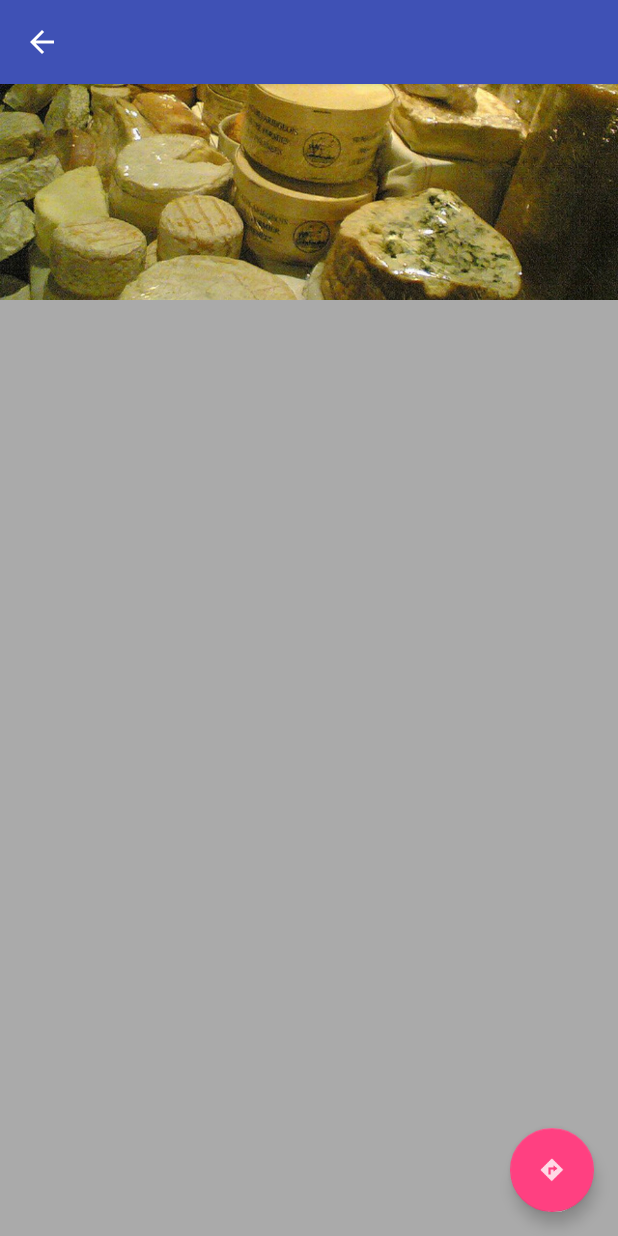
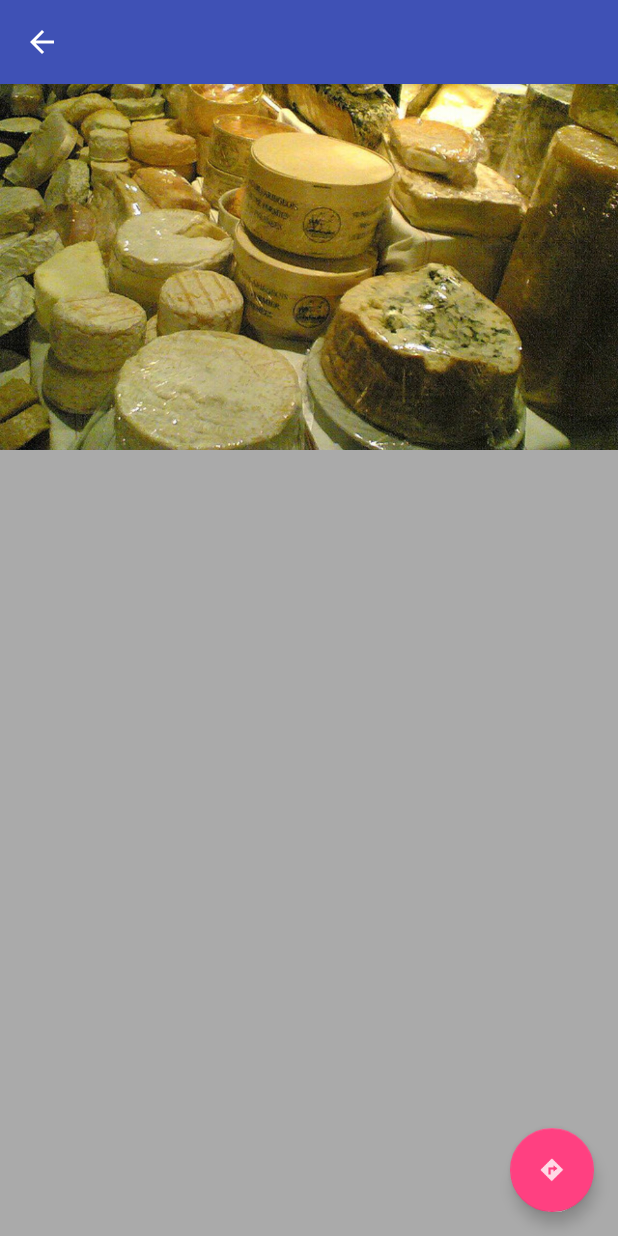
Before and after one commit to miguelhincapie/CustomBottomSheetBehavior, an Android app: the screen it shows after launch (MainActivity), on a phone screen of 412 x 824 dp. Run offline under Robolectric (Android 15) with nearby library versions, the phone set to English and light mode, and no system bars; 5 statements that could not run were skipped.

Commit message:
use anchor point as backdrop size

```diff
--- a/app/src/main/res/layout/activity_main.xml
+++ b/app/src/main/res/layout/activity_main.xml
@@ -69,7 +69,7 @@
     <android.support.v4.view.ViewPager
         android:id="@+id/pager"
         android:layout_width="match_parent"
-        android:layout_height="200dp"
+        android:layout_height="@dimen/anchor_point"
         app:behavior_backdrop_peekHeight="@dimen/bottom_sheet_peek_height"
         android:background="@color/colorAccent"
         app:layout_behavior="co.com.parsoniisolutions.custombottomsheetbehavior.BackdropBottomSheetBehavior">
```
